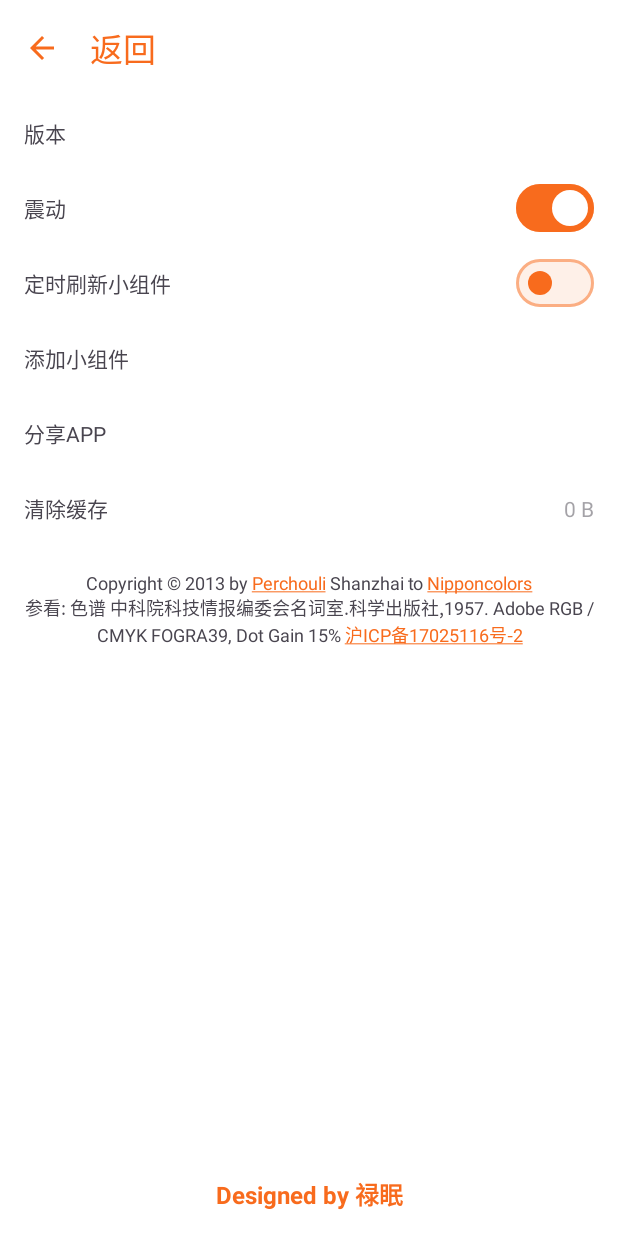
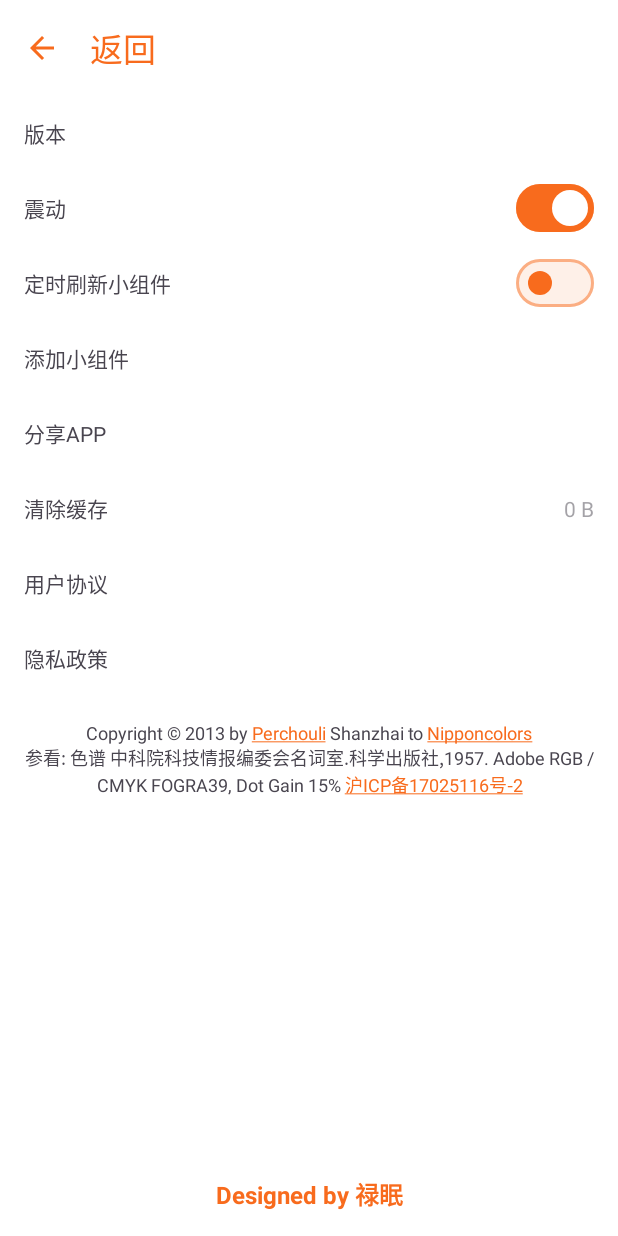
Before and after one commit to rianlu/OriginalColor, an Android app: the screen it shows after launch (SettingsActivity), after a tap on "设置", on a phone screen of 412 x 824 dp. Run offline under Robolectric (Android 15) with nearby library versions, the phone set to English and light mode, and no system bars; libraries missing offline, so code that uses them is left out: com.chad.library; 10 statements that could not run were skipped.

Commit message:
add user agreement&privacy policy

```diff
--- a/app/src/main/java/com/wzl/originalcolor/MainActivity.kt
+++ b/app/src/main/java/com/wzl/originalcolor/MainActivity.kt
@@ -2,27 +2,19 @@ package com.wzl.originalcolor
 
 import android.appwidget.AppWidgetManager
 import android.content.ComponentName
-import android.content.DialogInterface
-import android.content.DialogInterface.OnClickListener
 import android.content.Intent
 import android.content.res.ColorStateList
 import android.graphics.Color
 import android.graphics.drawable.Icon
 import android.os.Build
 import android.os.Bundle
-import android.text.Html
 import android.text.method.LinkMovementMethod
-import android.text.method.ScrollingMovementMethod
-import android.view.ViewGroup
 import android.view.animation.CycleInterpolator
 import android.view.animation.OvershootInterpolator
-import android.webkit.WebView
-import android.widget.LinearLayout
 import android.widget.TextView
 import androidx.activity.viewModels
 import androidx.appcompat.app.AlertDialog
 import androidx.appcompat.app.AppCompatActivity
-import androidx.core.text.HtmlCompat
 import androidx.core.view.forEach
 import androidx.core.view.isVisible
 import androidx.lifecycle.lifecycleScope
@@ -38,6 +30,7 @@ import com.wzl.originalcolor.utils.ColorExtensions.isLight
 import com.wzl.originalcolor.utils.ColorExtensions.setAlpha
 import com.wzl.originalcolor.utils.ColorItemDecoration
 import com.wzl.originalcolor.utils.PHONE_GRID_COUNT
+import com.wzl.originalcolor.utils.ProtocolDialogUtil
 import com.wzl.originalcolor.utils.PxExtensions.dp
 import com.wzl.originalcolor.utils.ScreenUtil
 import com.wzl.originalcolor.utils.SpUtil
@@ -69,26 +62,7 @@ class MainActivity : AppCompatActivity() {
         setContentView(binding.root)
 
         // 是否显示隐私弹窗
-        if (!SpUtil.getPrivacyPolicyState(this) &&
-            BuildConfig.FLAVOR == BuildConfig.var_tencent) {
-            AlertDialog.Builder(this)
-                .setTitle(getString(R.string.privacy_policy))
-                .setView(TextView(this).apply {
-                    text = getString(R.string.privacy_policy_content)
-                    movementMethod = LinkMovementMethod.getInstance()
-                    maxLines = 10
-
-                    textSize = 6.dp(this@MainActivity).toFloat()
-                    val textPadding = 16.dp(this@MainActivity)
-                    setPadding(textPadding, textPadding, textPadding, textPadding)
-                })
-                .setNegativeButton("不同意") {
-                        p0, p1 -> finish() }
-                .setPositiveButton("同意") {
-                        p0, p1 -> SpUtil.savePrivacyPolicyState(this@MainActivity, true) }
-                .setCancelable(false)
-                .show()
-        }
+        ProtocolDialogUtil.show(this, true)
 
         val isPad = ScreenUtil.isPad(this@MainActivity)
         updateGlobalThemeColor(SpUtil.getLocalThemeColor(this))
--- a/app/src/main/java/com/wzl/originalcolor/SettingsActivity.kt
+++ b/app/src/main/java/com/wzl/originalcolor/SettingsActivity.kt
@@ -9,12 +9,16 @@ import android.graphics.Color
 import android.os.Build
 import android.os.Bundle
 import android.text.method.LinkMovementMethod
+import android.widget.TextView
 import androidx.annotation.ColorInt
+import androidx.appcompat.app.AlertDialog
 import androidx.appcompat.app.AppCompatActivity
 import com.google.android.material.materialswitch.MaterialSwitch
 import com.wzl.originalcolor.databinding.ActivitySettingsBinding
 import com.wzl.originalcolor.utils.ColorData
 import com.wzl.originalcolor.utils.ColorExtensions.setAlpha
+import com.wzl.originalcolor.utils.ProtocolDialogUtil
+import com.wzl.originalcolor.utils.PxExtensions.dp
 import com.wzl.originalcolor.utils.RemoteViewsUtil
 import com.wzl.originalcolor.utils.SpUtil
 import com.wzl.originalcolor.utils.VibratorUtil
@@ -38,7 +42,7 @@ class SettingsActivity : AppCompatActivity() {
         binding = ActivitySettingsBinding.inflate(layoutInflater)
         setContentView(binding.root)
 
-        // 文本包含链接挑传
+        // 文本包含链接跳转
         binding.copyrightText.movementMethod = LinkMovementMethod.getInstance()
         initCustomThemeColor(SpUtil.getLocalThemeColor(this))
         binding.settingsTopAppBar
@@ -110,6 +114,14 @@ class SettingsActivity : AppCompatActivity() {
             clearShareCaches(cachePath)
             binding.cacheSize.text = calculateFileSize(0)
         }
+
+        binding.userAgreementItem.setOnClickListener {
+            ProtocolDialogUtil.showUserAgreement(this)
+        }
+
+        binding.privacyPolicyItem.setOnClickListener {
+            ProtocolDialogUtil.showPrivacyPolicy(this)
+        }
     }
 
     private fun clearShareCaches(folder: File) {
--- /dev/null
+++ b/app/src/main/java/com/wzl/originalcolor/utils/ProtocolDialogUtil.kt
@@ -0,0 +1,91 @@
+package com.wzl.originalcolor.utils
+
+import android.content.Context
+import android.graphics.Color
+import android.text.method.LinkMovementMethod
+import android.view.LayoutInflater
+import android.widget.TextView
+import androidx.appcompat.app.AlertDialog
+import androidx.core.text.HtmlCompat
+import com.wzl.originalcolor.BuildConfig
+import com.wzl.originalcolor.R
+import com.wzl.originalcolor.utils.PxExtensions.dp
+import kotlin.system.exitProcess
+
+object ProtocolDialogUtil {
+
+    fun show(context: Context, isDebug: Boolean = false) {
+        if ((!isDebug) || ((SpUtil.getPrivacyPolicyState(context)) &&
+                    (BuildConfig.FLAVOR != BuildConfig.var_tencent))
+        )
+            return
+        val hexColor = SpUtil.getLocalThemeColor(context)
+        val rootView =
+            LayoutInflater.from(context)
+                .inflate(R.layout.layout_app_protocol, null, false)
+        rootView.findViewById<TextView>(R.id.userAgreement).apply {
+            setTextColor(Color.parseColor(hexColor))
+            setOnClickListener {
+                showUserAgreement(context)
+            }
+        }
+        rootView.findViewById<TextView>(R.id.privacyPolicy).apply {
+            setTextColor(Color.parseColor(hexColor))
+            setOnClickListener {
+                showPrivacyPolicy(context)
+            }
+        }
+        AlertDialog.Builder(context)
+            .setTitle("使用须知")
+            .setView(rootView)
+            .setNegativeButton("不同意") { p0, p1 -> exitProcess(0) }
+            .setPositiveButton("同意") { p0, p1 ->
+                SpUtil.savePrivacyPolicyState(
+                    context,
+                    true
+                )
+            }
+            .setCancelable(false)
+            .show()
+    }
+
+    fun showUserAgreement(context: Context) {
+        AlertDialog.Builder(context)
+            .setTitle(context.getString(R.string.user_agreement))
+            .setView(TextView(context).apply {
+                text = HtmlCompat.fromHtml(
+                    context.getString(R.string.user_agreement_content),
+                    HtmlCompat.FROM_HTML_MODE_COMPACT
+                )
+                movementMethod = LinkMovementMethod.getInstance()
+                maxLines = 10
+
+                textSize = 6.dp(context).toFloat()
+                val textPadding = 16.dp(context)
+                setPadding(textPadding, textPadding, textPadding, textPadding)
+            })
+            .setPositiveButton("我已知晓", null)
+            .setCancelable(false)
+            .show()
+    }
+
+    fun showPrivacyPolicy(context: Context) {
+        AlertDialog.Builder(context)
+            .setTitle(context.getString(R.string.privacy_policy))
+            .setView(TextView(context).apply {
+                text = HtmlCompat.fromHtml(
+                    context.getString(R.string.privacy_policy_content),
+                    HtmlCompat.FROM_HTML_MODE_COMPACT
+                )
+                movementMethod = LinkMovementMethod.getInstance()
+                maxLines = 10
+
+                textSize = 6.dp(context).toFloat()
+                val textPadding = 16.dp(context)
+                setPadding(textPadding, textPadding, textPadding, textPadding)
+            })
+            .setPositiveButton("我已知晓", null)
+            .setCancelable(false)
+            .show()
+    }
+}
--- a/app/src/main/res/layout/activity_settings.xml
+++ b/app/src/main/res/layout/activity_settings.xml
@@ -161,6 +161,40 @@
                 android:alpha="0.5" />
         </FrameLayout>
 
+        <FrameLayout
+            android:id="@+id/userAgreementItem"
+            android:layout_width="0dp"
+            android:layout_height="50dp"
+            android:background="?android:attr/selectableItemBackground"
+            android:paddingHorizontal="16dp"
+            app:layout_constraintEnd_toEndOf="parent"
+            app:layout_constraintStart_toStartOf="parent"
+            app:layout_constraintTop_toBottomOf="@+id/clearCacheItem">
+
+            <TextView
+                android:layout_width="wrap_content"
+                android:layout_height="wrap_content"
+                android:layout_gravity="center_vertical"
+                android:text="@string/user_agreement" />
+        </FrameLayout>
+
+        <FrameLayout
+            android:id="@+id/privacyPolicyItem"
+            android:layout_width="0dp"
+            android:layout_height="50dp"
+            android:background="?android:attr/selectableItemBackground"
+            android:paddingHorizontal="16dp"
+            app:layout_constraintEnd_toEndOf="parent"
+            app:layout_constraintStart_toStartOf="parent"
+            app:layout_constraintTop_toBottomOf="@+id/userAgreementItem">
+
+            <TextView
+                android:layout_width="wrap_content"
+                android:layout_height="wrap_content"
+                android:layout_gravity="center_vertical"
+                android:text="@string/privacy_policy" />
+        </FrameLayout>
+
         <TextView
             android:id="@+id/copyrightText"
             android:layout_width="match_parent"
@@ -171,7 +205,7 @@
             android:textSize="12sp"
             app:layout_constraintEnd_toEndOf="parent"
             app:layout_constraintStart_toStartOf="parent"
-            app:layout_constraintTop_toBottomOf="@+id/clearCacheItem" />
+            app:layout_constraintTop_toBottomOf="@+id/privacyPolicyItem" />
 
         <TextView
             android:id="@+id/authorText"
--- a/app/src/main/res/values/strings.xml
+++ b/app/src/main/res/values/strings.xml
@@ -51,33 +51,52 @@
     <string name="clear_cache">清除缓存</string>
     <string name="empty_list_hint">抱歉，没有找到～</string>
 
+    <string name="user_agreement">用户协议</string>
     <string name="privacy_policy">隐私政策</string>
+    <string name="user_agreement_content" translatable="false">
+        <![CDATA[
+<p><i>禄眠</i>（以下简称“我们”）依据本协议为用户（以下简称“你”）提供<i>原色</i>服务。本协议对你和我们均具有法律约束力。</p>
+<h4>一、本服务的功能</h4>
+<p>你可以使用本服务进行颜色查询、复制、分享。</p>
+<h4>二、责任范围及限制</h4>
+<p>你使用本服务得到的结果仅供参考，实际情况以官方为准。</p>
+<h4>三、隐私保护</h4>
+<p>我们重视对你隐私的保护，你的个人隐私信息将根据《隐私政策》受到保护与规范，详情请参阅《隐私政策》。</p>
+<h4>四、其他条款</h4>
+<p>4.1 本协议所有条款的标题仅为阅读方便，本身并无实际涵义，不能作为本协议涵义解释的依据。</p>
+<p>4.2 本协议条款无论因何种原因部分无效或不可执行，其余条款仍有效，对双方具有约束力。</p>
+]]>
+    </string>
     <string name="privacy_policy_content" translatable="false">
-        "本服务免费提供，旨在按原样使用。\n
-如果有人决定使用我们服务，本页面用于向访问者告知我们有关个人信息收集、使用和披露的政策。\n
-如果您选择使用我们服务，则您同意收集和使用与本政策相关的信息。我们收集的个人信息用于提供和改进服务。我们不会使用或与任何人共享您的信息，本隐私政策中所述的情况除外。\n
-除非本隐私政策中另有定义，本隐私政策中使用的术语与我们的条款和条件具有相同的含义，可在原色访问这些条款和条件。\n
-信息收集和使用\n
-为了获得更好的体验，在使用我们的服务时，我们不会收集任何个人身份信息。我们会收集设备相关信息，包括收集设备MAC地址、软件安装列表、传感器信息，用于分享应用相关信息以及卡片动态展示。\n
-记录数据\n
-我们想通知您，每当您使用我们服务时，如果应用程序出现错误，我们会在您的手机上收集数据和信息（通过第三方产品），称为日志数据。该日志数据可能包括您的设备互联网协议（“IP”）地址、设备名称、操作系统版本、使用我们服务时的应用程序配置、您使用服务的时间和日期等信息，以及其他统计数据。\n
-服务供应商\n
-我们可能因以下原因雇用第三方公司和个人：\n
-方便我们的服务；\n
-代表我们提供服务；\n
-执行与服务相关的服务；或者\n
-帮助我们分析我们的服务的使用情况。\n
-我们希望告知本服务的用户，这些第三方可以访问他们的个人信息。原因是代表我们执行分配给他们的任务。但是，他们有义务不披露这些信息或将这些信息用于任何其他目的。\n
-安全\n
-我们重视您向我们提供您的个人信息的信任，因此我们正在努力使用商业上可接受的方式来保护它。但请记住，没有任何一种互联网传输方法或电子存储方法是 100% 安全可靠的，我们无法保证其绝对安全。\n
-其他网站的链接\n
-本服务可能包含其他网站的链接。如果您点击第三方链接，您将被定向到该网站。请注意，这些外部网站并非由 [me/us] 运营。因此，我们强烈建议您查看这些网站的隐私政策。我们无法控制任何第三方网站或服务的内容、隐私政策或做法，也不承担任何责任。\n
-自启动和关联启动说明：\n
-为确保桌面小组件能够定时刷新，本应用须使用自启动能力，将存在一定频率通过系统发送广播唤醒本应用自启动或关联启动行为，是因实现功能及服务所必要的。\n
-本隐私政策的变更\n
-我们可能会不时更新我们的隐私政策。因此，建议您定期查看此页面是否有任何更改。我们将通过在此页面上发布新的隐私政策来通知您任何更改。\n
-本政策自2023年9月10日起施行\n
-联系我们\n
-如果您对我们隐私政策有任何疑问或建议，请随时通过aifengyeah@163.com联系我们。
+        <![CDATA[
+<p>本政策仅适用于禄眠（以下简称“我们”）开发的相关产品。</p>
+<p>如果有人决定使用我们服务，本页面用于向访问者告知我们有关个人信息收集、使用和披露的政策。</p>
+<p>如果您选择使用我们服务，则您同意收集和使用与本政策相关的信息。我们收集的个人信息用于提供和改进服务。我们不会使用或与任何人共享您的信息，本隐私政策中所述的情况除外。</p>
+<p>除非本隐私政策中另有定义，本隐私政策中使用的术语与我们的条款和条件具有相同的含义，可在原色访问这些条款和条件。</p>
+<h2>信息收集和使用</h2>
+<p>为了获得更好的体验，在使用我们的服务时，我们不会收集任何个人身份信息。我们会收集设备相关信息，包括、软件安装列表信息、传感器信息，用于分享应用相关信息以及卡片动态展示。</p>
+<h2>记录数据</h2>
+<p>我们想通知您，每当您使用我们服务时，如果应用程序出现错误，我们会在您的手机上收集数据和信息（通过第三方产品），称为日志数据。该日志数据可能包括您的设备互联网协议（“IP”）地址、设备名称、操作系统版本、使用我们服务时的应用程序配置、您使用服务的时间和日期等信息，以及其他统计数据。</p>
+<h2>服务供应商</h2>
+<p>我们可能因以下原因雇用第三方公司和个人：</p>
+<p>方便我们的服务；</p>
+<p>代表我们提供服务；</p>
+<p>执行与服务相关的服务；或者</p>
+<p>帮助我们分析我们的服务的使用情况。</p>
+<p>我们希望告知本服务的用户，这些第三方可以访问他们的个人信息。原因是代表我们执行分配给他们的任务。但是，他们有义务不披露这些信息或将这些信息用于任何其他目的。</p>
+<h2>安全</h2>
+<p>我们重视您向我们提供您的个人信息的信任，因此我们正在努力使用商业上可接受的方式来保护它。但请记住，没有任何一种互联网传输方法或电子存储方法是 100% 安全可靠的，我们无法保证其绝对安全。</p>
+<h2>其他网站的链接</h2>
+<p>本服务可能包含其他网站的链接。如果您点击第三方链接，您将被定向到该网站。请注意，这些外部网站并非由 [me/us] 运营。因此，我们强烈建议您查看这些网站的隐私政策。我们无法控制任何第三方网站或服务的内容、隐私政策或做法，也不承担任何责任。</p>
+<h2>自启动和关联启动说明</h2>
+<p>为确保桌面小组件能够定时刷新，本应用须使用自启动能力，将存在一定频率通过系统发送广播唤醒本应用自启动或关联启动行为，是因实现功能及服务所必要的。</p>
+<h2>粘贴板信息</h2>
+<p>仅用于复制颜色的详细信息，包括颜色的HEX、RGB、CMYK等相关信息，</p>
+<h2>本隐私政策的变更</h2>
+<p>我们可能会不时更新我们的隐私政策。因此，建议您定期查看此页面是否有任何更改。我们将通过在此页面上发布新的隐私政策来通知您任何更改。</p>
+<p>本政策自2023年9月10日起施行</p>
+<h2>联系我们</h2>
+<p>如果您对我们隐私政策有任何疑问或建议，请随时通过<strong>aifengyeah@163.com</strong>联系我们。</p>
+]]>
     </string>
 </resources>
```
Also changed, not shown: app/src/main/res/layout/layout_app_protocol.xml (added, +34 -0 lines), app/src/main/assets/colors.json, 4 other files.
